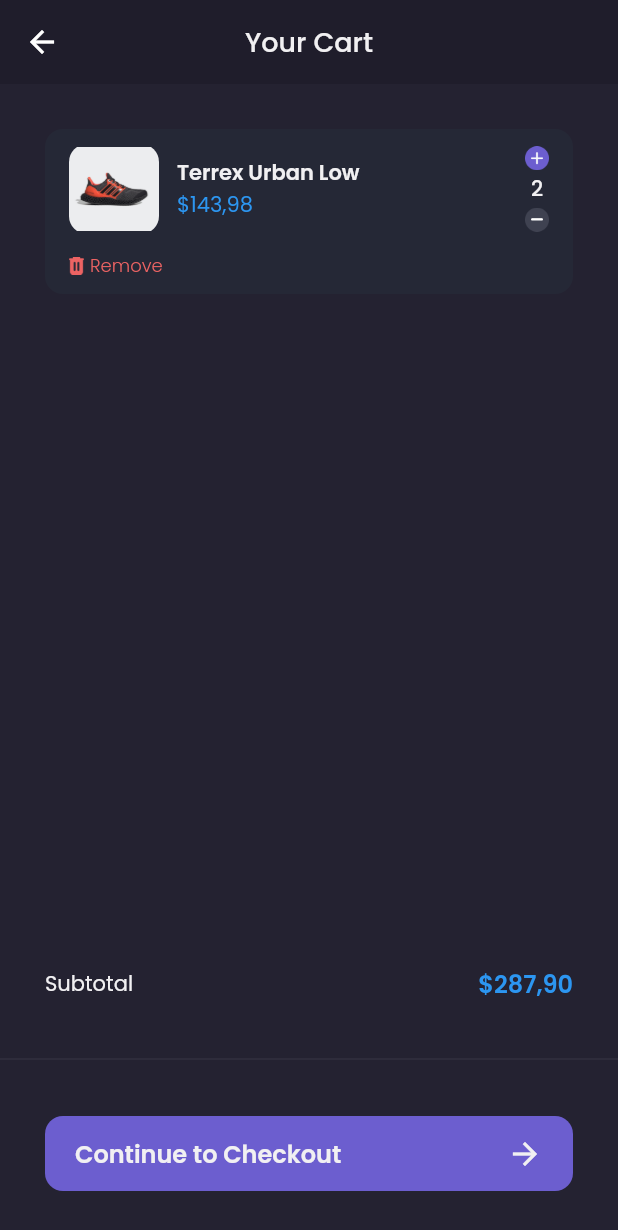
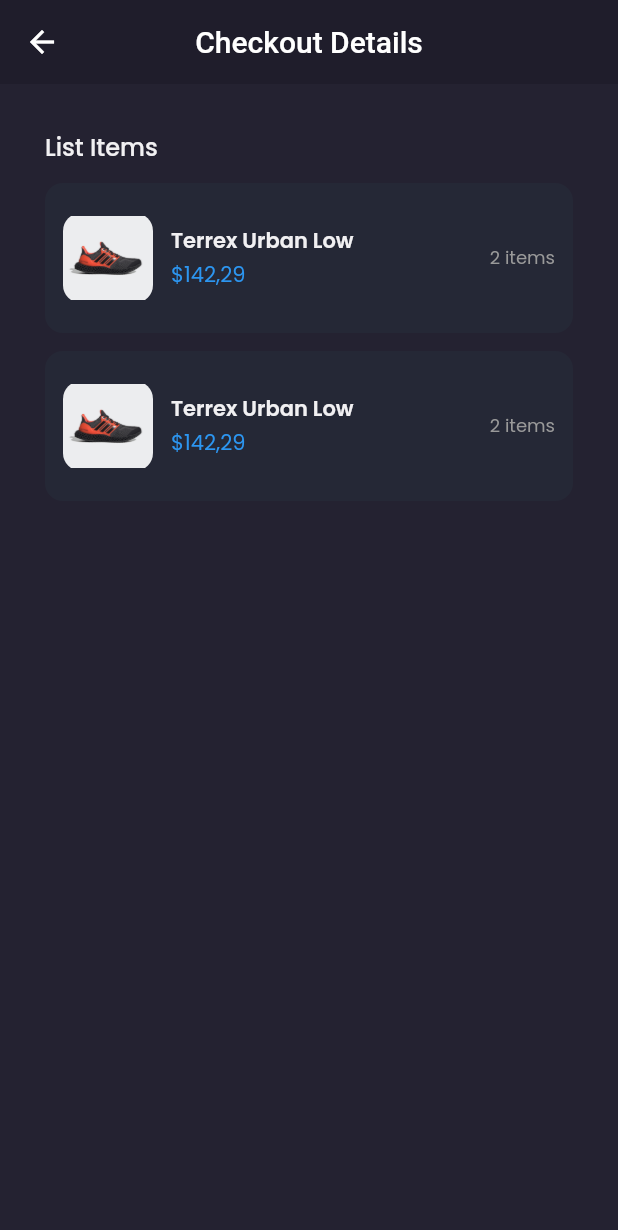
Before and after one commit to hanz-fr/fluvel-ecommerce-fe, a Flutter app: the CartPage screen opened by its route, after a tap on "Continue to Checkout", on a phone screen of 412 x 824 dp. Shown: the top 1230 px of the screen. Run offline on Flutter 3.47's test engine with Material 2 defaults, Android fonts, the phone set to English and light mode, and no system bars; our stand-ins replace carousel_slider, google_fonts.

Commit message:
added checkout card on checkout page

```diff
--- a/lib/main.dart
+++ b/lib/main.dart
@@ -1,4 +1,5 @@
 import 'package:flutter/material.dart';
+import 'package:flutter_ecommerce/pages/checkout_page.dart';
 import 'package:flutter_ecommerce/pages/detail_chat_page.dart';
 import 'package:flutter_ecommerce/pages/home/main_page.dart';
 import 'package:flutter_ecommerce/pages/sign_in_page.dart';
@@ -28,6 +29,7 @@ class MyApp extends StatelessWidget {
         '/edit-profile': (context) => const EditProfilePage(),
         '/product': (context) => ProductPage(),
         '/cart': (context) => const CartPage(),
+        '/checkout': (context) => const CheckoutPage(),
       },
     );
   }
--- a/lib/pages/cart_page.dart
+++ b/lib/pages/cart_page.dart
@@ -143,7 +143,9 @@ class CartPage extends StatelessWidget {
                 horizontal: defaultMargin
               ),
               child: TextButton(
-                onPressed: () {},
+                onPressed: () {
+                  Navigator.pushNamed(context, '/checkout');
+                },
                 style: TextButton.styleFrom(
                   backgroundColor: primaryColor,
                   padding: const EdgeInsets.symmetric(
--- /dev/null
+++ b/lib/pages/checkout_page.dart
@@ -0,0 +1,62 @@
+import 'package:flutter/material.dart';
+import 'package:flutter_ecommerce/theme.dart';
+import 'package:flutter_ecommerce/widgets/checkout_card.dart';
+
+
+class CheckoutPage extends StatelessWidget {
+  const CheckoutPage({Key? key}) : super(key: key);
+  @override
+  Widget build(BuildContext context) {
+
+    /* Header */
+    PreferredSize header() {
+      return PreferredSize(
+        preferredSize: const Size.fromHeight(56),
+        child: AppBar(
+          backgroundColor: bgColor1,
+          elevation: 0,
+          centerTitle: true,
+          title: const Text(
+            'Checkout Details'
+          ),
+        ),
+      );
+    }
+
+    /* Content */
+    Widget content() {
+      return ListView(
+        padding: EdgeInsets.symmetric(
+          horizontal: defaultMargin,
+        ),
+        children: [
+          // NOTE : LIST ITEMS
+          Container(
+            margin: EdgeInsets.only(top: defaultMargin),
+            child: Column(
+              crossAxisAlignment: CrossAxisAlignment.start,
+              children: [
+                Text(
+                  'List Items',
+                  style: primaryTextStyle.copyWith(
+                    fontSize: 16,
+                    fontWeight: medium,
+                  ),
+                ),
+                CheckoutCard(),
+                CheckoutCard(),
+              ],
+            ),
+          )
+
+        ],
+      );
+    }
+
+    return Scaffold(
+      backgroundColor: bgColor3,
+      appBar: header(),
+      body: content(),
+    );
+  }
+}
--- /dev/null
+++ b/lib/widgets/checkout_card.dart
@@ -0,0 +1,63 @@
+import 'package:flutter/material.dart';
+import 'package:flutter_ecommerce/theme.dart';
+
+
+class CheckoutCard extends StatelessWidget {
+  const CheckoutCard({Key? key}) : super(key: key);
+
+  @override
+  Widget build(BuildContext context) {
+    return Container(
+      margin: const EdgeInsets.only(top: 12),
+      padding: const EdgeInsets.symmetric(
+        vertical: 20,
+        horizontal: 12,
+      ),
+      decoration: BoxDecoration(
+        color: bgColor4,
+        borderRadius: BorderRadius.circular(12),
+      ),
+      child: Row(
+        children: [
+          Container(
+            width: 60,
+            height: 60,
+            decoration: BoxDecoration(
+              borderRadius: BorderRadius.circular(12),
+              image: DecorationImage(
+                image: AssetImage('assets/image_shoes.png'),
+              )
+            ),
+          ),
+          const SizedBox(width: 12,),
+          Expanded(
+            child: Column(
+              crossAxisAlignment: CrossAxisAlignment.start,
+              children: [
+                Text(
+                  'Terrex Urban Low',
+                  style: primaryTextStyle.copyWith(
+                    fontWeight: semiBold,
+                  ),
+                  overflow: TextOverflow.ellipsis,
+                ),
+                const SizedBox(height: 2,),
+                Text(
+                  '\$142,29',
+                  style: priceTextStyle,
+                )
+              ],
+            ),
+          ),
+          const SizedBox(width: 12,),
+          Text(
+            '2 items',
+            style: secondaryTextStyle.copyWith(
+              fontSize: 12,
+            ),
+          ),
+        ],
+      ),
+    );
+  }
+}
```
